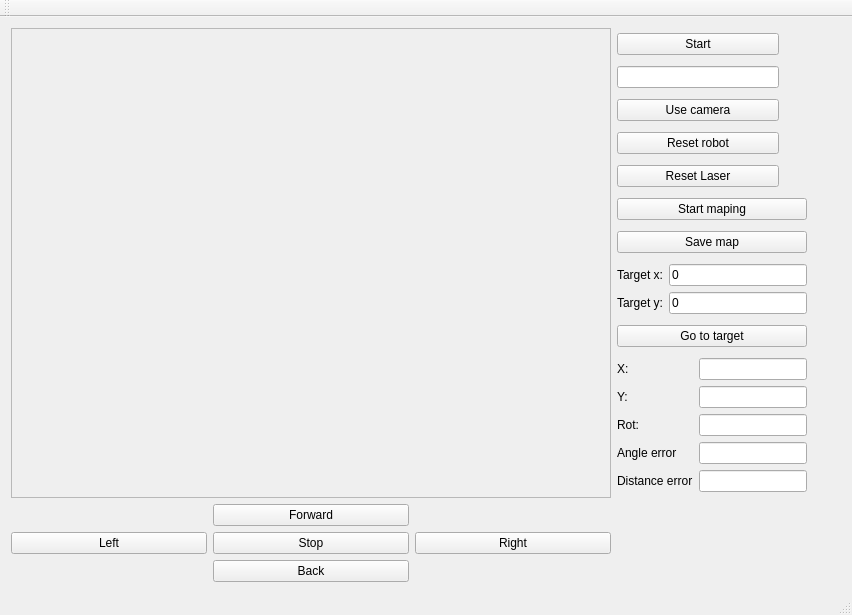
Old version of the form mainwindow.ui in the repository Misqo98/RMR_Uloha_01.
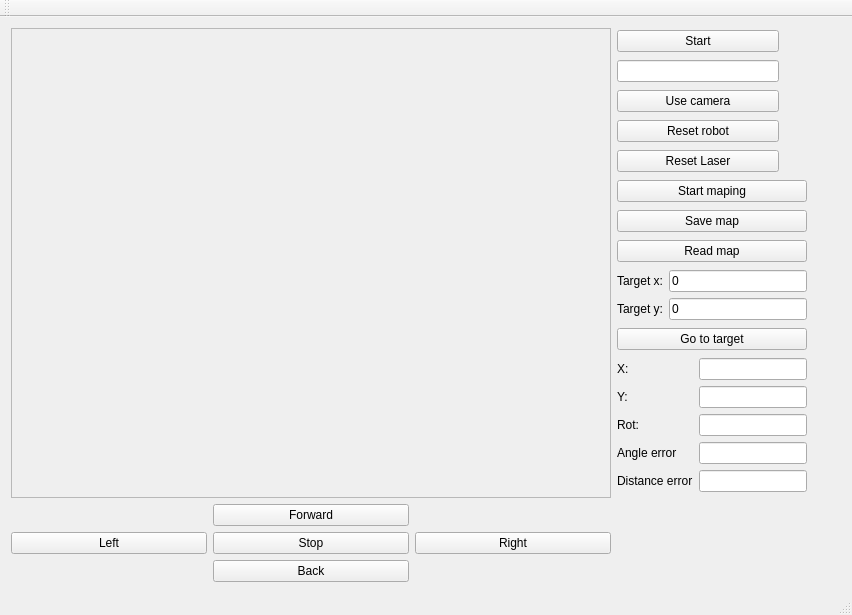
New version of the form.

Patch:
```diff
--- a/mainwindow.ui
+++ b/mainwindow.ui
@@ -205,6 +205,13 @@
         </property>
        </widget>
       </item>
+      <item>
+       <widget class="QPushButton" name="pushButton_13">
+        <property name="text">
+         <string>Read map</string>
+        </property>
+       </widget>
+      </item>
       <item>
        <layout class="QGridLayout" name="gridLayout">
         <item row="0" column="1">
```
Left out of the diff: 28 changed lines with no effect on the pictures.
